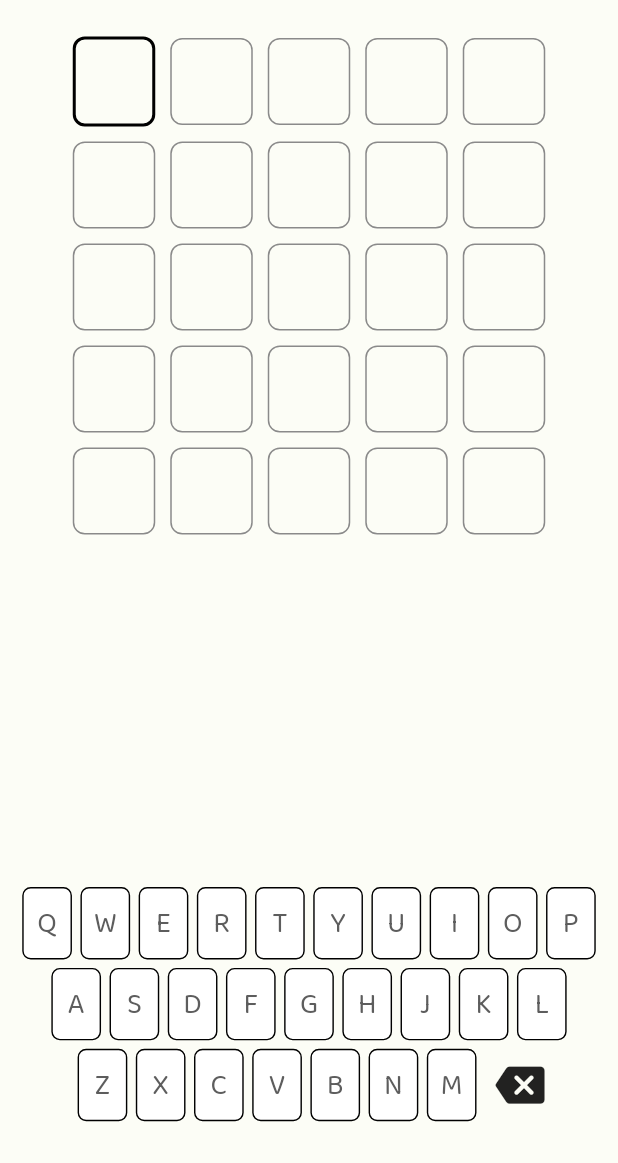
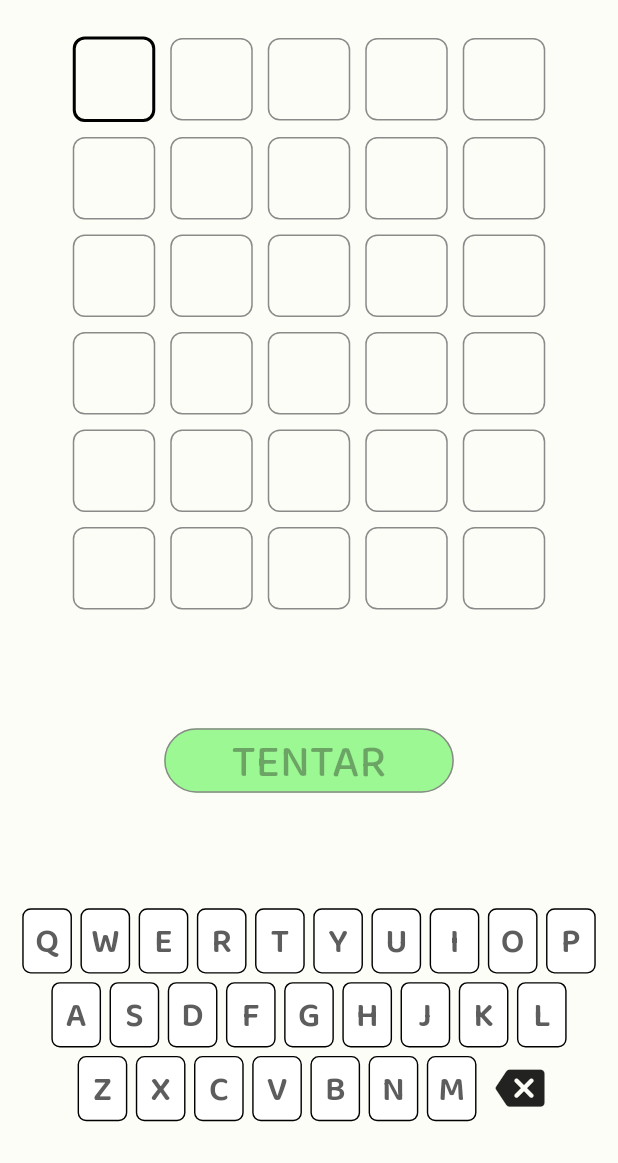
Before and after one commit to LucasSous/wordle, a Flutter app: the screen it shows after launch, on a phone screen of 412 x 824 dp, the part 73-1236 px from its top. Run offline on Flutter 3.47's test engine with Material 2 defaults, Android fonts, the phone set to English and light mode, and no system bars; our stand-ins replace flutter_mobx, flutter_modular, mobx; generated files the repository leaves out were written again.

Commit message:
added button widget

```diff
--- a/lib/app/modules/home/home_store.dart
+++ b/lib/app/modules/home/home_store.dart
@@ -7,6 +7,7 @@ abstract class HomeStoreBase with Store {
   @observable
   ObservableList<ObservableList<String>> textBoxList =
       ObservableList<ObservableList<String>>.of([
+    ObservableList<String>.of(['', '', '', '', '']),
     ObservableList<String>.of(['', '', '', '', '']),
     ObservableList<String>.of(['', '', '', '', '']),
     ObservableList<String>.of(['', '', '', '', '']),
@@ -60,4 +61,13 @@ abstract class HomeStoreBase with Store {
     }
     textBoxList[activeRow][activeBox] = '';
   }
+
+  @action
+  void checkWord() {
+    var listOfEmpties = checkNotFilled(activeRow);
+    if (listOfEmpties.isEmpty) {
+      activeRow += 1;
+      activeBox = 0;
+    }
+  }
 }
--- a/lib/app/modules/home/home_view.dart
+++ b/lib/app/modules/home/home_view.dart
@@ -2,6 +2,7 @@ import 'package:flutter/material.dart';
 import 'package:flutter_mobx/flutter_mobx.dart';
 import 'package:wordle/app/modules/home/components/keyboard_component.dart';
 import 'package:wordle/app/modules/home/home_store.dart';
+import 'package:wordle/app/widgets/button_widget.dart';
 import 'package:wordle/app/widgets/text_box.dart';
 
 class HomeView extends StatefulWidget {
@@ -69,6 +70,13 @@ class _HomeViewState extends State<HomeView> {
                   ),
                 ),
               ),
+              ButtonWidget(
+                text: 'TENTAR',
+                onPressed:
+                    _homeStore.checkNotFilled(_homeStore.activeRow).isEmpty
+                        ? () => _homeStore.checkWord()
+                        : null,
+              ),
               KeyboardComponent(
                 homeStore: _homeStore,
               ),
--- a/lib/app/shared/themes/themes.dart
+++ b/lib/app/shared/themes/themes.dart
@@ -16,6 +16,9 @@ final lightTheme = ThemeData(
       color: Color(0xff5D5D5D),
     ),
   ),
+  elevatedButtonTheme: ElevatedButtonThemeData(
+      style: TextButton.styleFrom(
+          backgroundColor: _lightColorScheme.primaryContainer)),
 );
 
 final darkTheme = ThemeData(
--- /dev/null
+++ b/lib/app/widgets/button_widget.dart
@@ -0,0 +1,24 @@
+import 'package:flutter/material.dart';
+
+class ButtonWidget extends StatelessWidget {
+  const ButtonWidget({super.key, required this.text, this.onPressed});
+
+  final String text;
+  final void Function()? onPressed;
+
+  @override
+  Widget build(BuildContext context) {
+    return ElevatedButton(
+      style: ButtonStyle(
+          padding: MaterialStateProperty.all(
+              const EdgeInsets.symmetric(horizontal: 45)),
+          side: MaterialStateProperty.all(
+              const BorderSide(color: Color(0xff8A8A8A)))),
+      onPressed: onPressed,
+      child: Text(
+        text,
+        style: const TextStyle(fontSize: 30),
+      ),
+    );
+  }
+}
--- a/lib/app/widgets/key_widget.dart
+++ b/lib/app/widgets/key_widget.dart
@@ -23,11 +23,12 @@ class KeyWidget extends StatelessWidget {
           width: 35,
           child: Center(
             child: Padding(
-              padding: const EdgeInsets.symmetric(vertical: 10),
+              padding: const EdgeInsets.symmetric(vertical: 5),
               child: Text(
                 character.toUpperCase(),
                 style: TextStyle(
-                    fontSize: 20,
+                    fontSize: 24,
+                    fontWeight: FontWeight.w600,
                     color: Theme.of(context).textTheme.bodyLarge!.color),
               ),
             ),
--- a/lib/app/widgets/text_box.dart
+++ b/lib/app/widgets/text_box.dart
@@ -30,7 +30,11 @@ class TextBox extends StatelessWidget {
           child: Center(
             child: Text(
               letter.toUpperCase(),
-              style: const TextStyle(fontSize: 32, color: Color(0xff5D5D5D)),
+              style: const TextStyle(
+                fontSize: 30,
+                fontWeight: FontWeight.w600,
+                color: Color(0xff5D5D5D),
+              ),
             ),
           ),
         ),
```
Also changed, not shown: lib/app/modules/home/home_store.g.dart.
